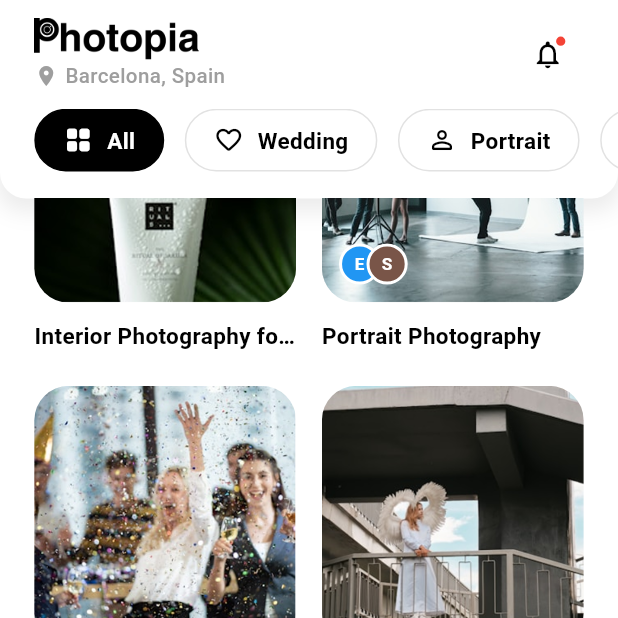
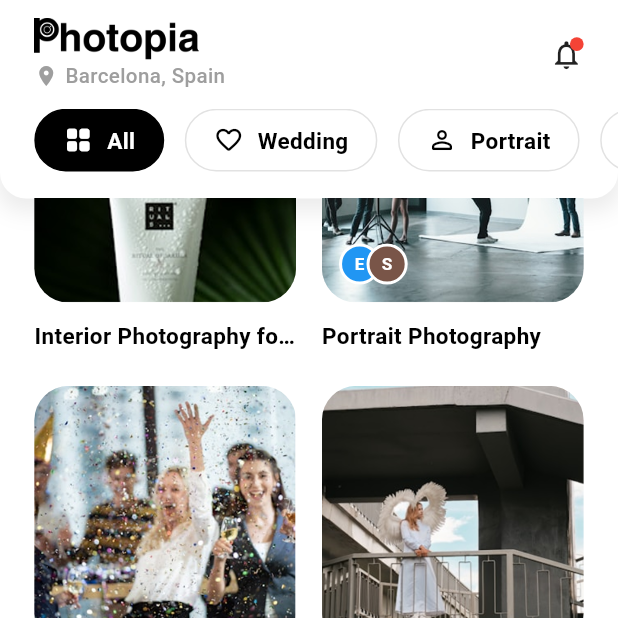
Before and after one commit to nazmul8451/Photopia-MomentMarketplace, a Flutter app: the MyHomePage screen opened by its route, scrolled down 129 dp, on a phone screen of 412 x 824 dp, the top half of it. Run offline on Flutter 3.47's test engine with Material 3 defaults, Android fonts, the phone set to English and light mode, and no system bars; our stand-ins replace device_preview, flutter_screenutil, shimmer.

Commit message:
add notification icon solved

```diff
--- a/lib/features/client/widgets/home_header.dart
+++ b/lib/features/client/widgets/home_header.dart
@@ -36,8 +36,8 @@ class HomeHeader extends StatelessWidget {
               ),
             ],
           ),
-          IconButton(
-            onPressed: () {
+        GestureDetector(
+                    onTap: () {
                       Navigator.push(
                         context,
                         MaterialPageRoute(
@@ -45,26 +45,18 @@ class HomeHeader extends StatelessWidget {
                         ),
                       );
                     },
-            padding: EdgeInsets.zero,
-            constraints: const BoxConstraints(),
-            icon: Stack(
-              clipBehavior: Clip.none,
+                    child: Stack(
                       children: [
-                Icon(
-                  Icons.notifications_none,
-                  size: 20.sp.clamp(20, 22),
-                  color: Colors.black,
-                ),
+                        Icon(Icons.notifications_outlined, size: 20.sp),
                         Positioned(
-                  right: -2.w,
-                  top: -2.h,
+                          right: 0,
+                          top: 0,
                           child: Container(
                             width: 8.w,
                             height: 8.w,
-                    decoration: BoxDecoration(
+                            decoration: const BoxDecoration(
                               color: Colors.red,
                               shape: BoxShape.circle,
-                      border: Border.all(color: Colors.white, width: 1.5),
                             ),
                           ),
                         ),
```
Lines whose indentation alone changed are shown as unchanged.
